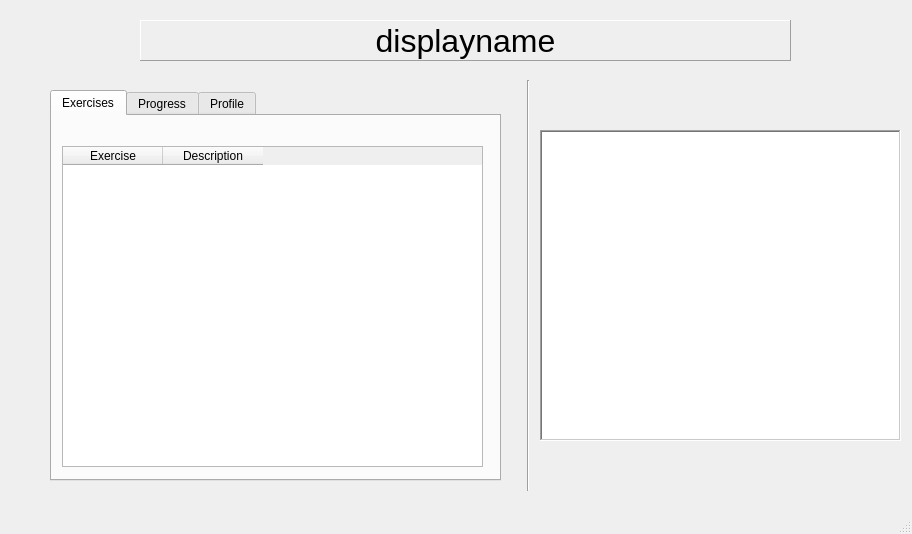
Qt form mainwindow.ui (Nicholas-LeBoeuf/RemoteWorkouts) before a commit.
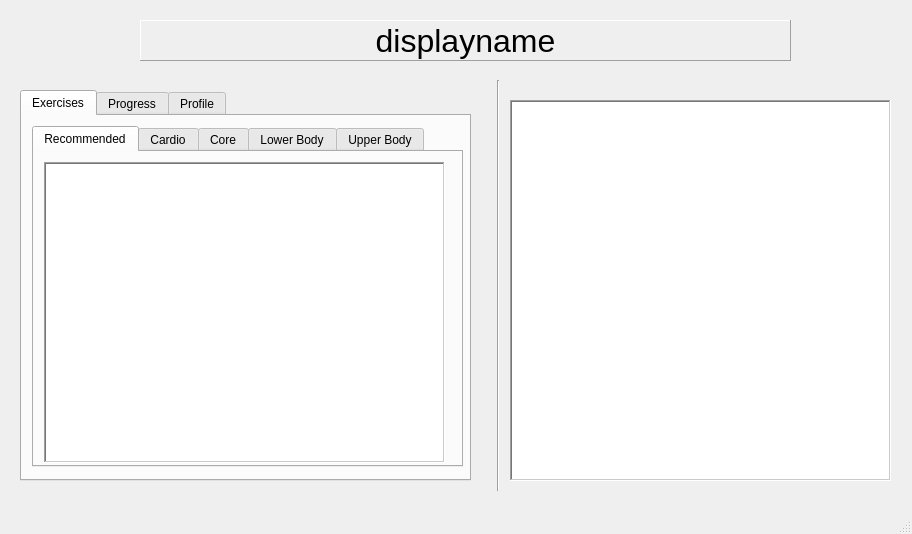
The same form after that commit. The open tabs and pages were chosen to show the change. Custom widgets are drawn as their Qt base class.

Commit message: Exercise table filling, weight tracking graph actually does something now

The edit to the form file:
```diff
--- a/mainwindow.ui
+++ b/mainwindow.ui
@@ -17,7 +17,7 @@
    <widget class="QTabWidget" name="tabWidget">
     <property name="geometry">
      <rect>
-      <x>50</x>
+      <x>20</x>
       <y>90</y>
       <width>451</width>
       <height>391</height>
@@ -30,25 +30,108 @@
      <attribute name="title">
       <string>Exercises</string>
      </attribute>
-     <widget class="QTableWidget" name="tableWidget">
+     <widget class="QTabWidget" name="tabWidget_3">
       <property name="geometry">
        <rect>
         <x>10</x>
-        <y>30</y>
-        <width>421</width>
-        <height>321</height>
+        <y>10</y>
+        <width>431</width>
+        <height>341</height>
        </rect>
       </property>
-      <column>
-       <property name="text">
-        <string>Exercise</string>
-       </property>
-      </column>
-      <column>
-       <property name="text">
-        <string>Description</string>
-       </property>
-      </column>
+      <property name="currentIndex">
+       <number>0</number>
+      </property>
+      <widget class="QWidget" name="tab_5">
+       <attribute name="title">
+        <string>Recommended</string>
+       </attribute>
+       <widget class="QTableView" name="recTable">
+        <property name="geometry">
+         <rect>
+          <x>10</x>
+          <y>10</y>
+          <width>401</width>
+          <height>301</height>
+         </rect>
+        </property>
+        <property name="frameShape">
+         <enum>QFrame::WinPanel</enum>
+        </property>
+       </widget>
+      </widget>
+      <widget class="QWidget" name="tab">
+       <attribute name="title">
+        <string>Cardio</string>
+       </attribute>
+       <widget class="QTableView" name="cardioTable">
+        <property name="geometry">
+         <rect>
+          <x>10</x>
+          <y>10</y>
+          <width>401</width>
+          <height>301</height>
+         </rect>
+        </property>
+        <property name="frameShape">
+         <enum>QFrame::WinPanel</enum>
+        </property>
+       </widget>
+      </widget>
+      <widget class="QWidget" name="tab_2">
+       <attribute name="title">
+        <string>Core</string>
+       </attribute>
+       <widget class="QTableView" name="coreTable">
+        <property name="geometry">
+         <rect>
+          <x>10</x>
+          <y>10</y>
+          <width>401</width>
+          <height>301</height>
+         </rect>
+        </property>
+        <property name="frameShape">
+         <enum>QFrame::WinPanel</enum>
+        </property>
+       </widget>
+      </widget>
+      <widget class="QWidget" name="tab_3">
+       <attribute name="title">
+        <string>Lower Body</string>
+       </attribute>
+       <widget class="QTableView" name="lowerTable">
+        <property name="geometry">
+         <rect>
+          <x>10</x>
+          <y>10</y>
+          <width>401</width>
+          <height>301</height>
+         </rect>
+        </property>
+        <property name="frameShape">
+         <enum>QFrame::WinPanel</enum>
+        </property>
+       </widget>
+      </widget>
+      <widget class="QWidget" name="tab_4">
+       <attribute name="title">
+        <string>Upper Body</string>
+       </attribute>
+       <widget class="QTableView" name="upperTable">
+        <property name="geometry">
+         <rect>
+          <x>10</x>
+          <y>10</y>
+          <width>401</width>
+          <height>301</height>
+         </rect>
+        </property>
+        <property name="frameShape">
+         <enum>QFrame::WinPanel</enum>
+        </property>
+       </widget>
+      </widget>
      </widget>
     </widget>
     <widget class="QWidget" name="progressTab">
@@ -435,7 +518,7 @@
    <widget class="Line" name="line">
     <property name="geometry">
      <rect>
-      <x>520</x>
+      <x>490</x>
       <y>80</y>
       <width>16</width>
       <height>411</height>
@@ -475,10 +558,10 @@
    <widget class="QChartView" name="chartViewer">
     <property name="geometry">
      <rect>
-      <x>540</x>
-      <y>130</y>
-      <width>361</width>
-      <height>311</height>
+      <x>510</x>
+      <y>100</y>
+      <width>381</width>
+      <height>381</height>
      </rect>
     </property>
     <property name="frameShape">
```
Left out of the diff: 19 changed lines with no effect on the pictures. The commit also changes 5 other files.
